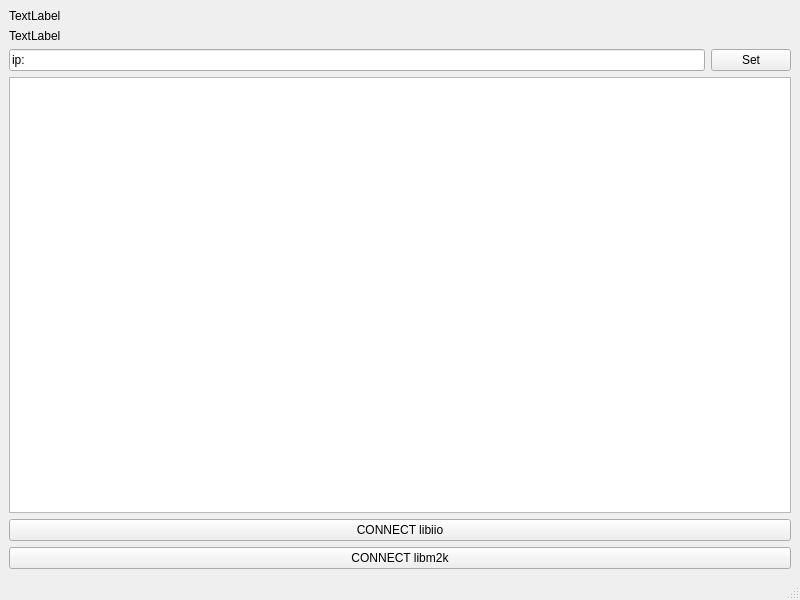
The window that qtTest/mainwindow.ui (analogdevicesinc/scopy-android-deps) describes before a commit, drawn with Qt 5.
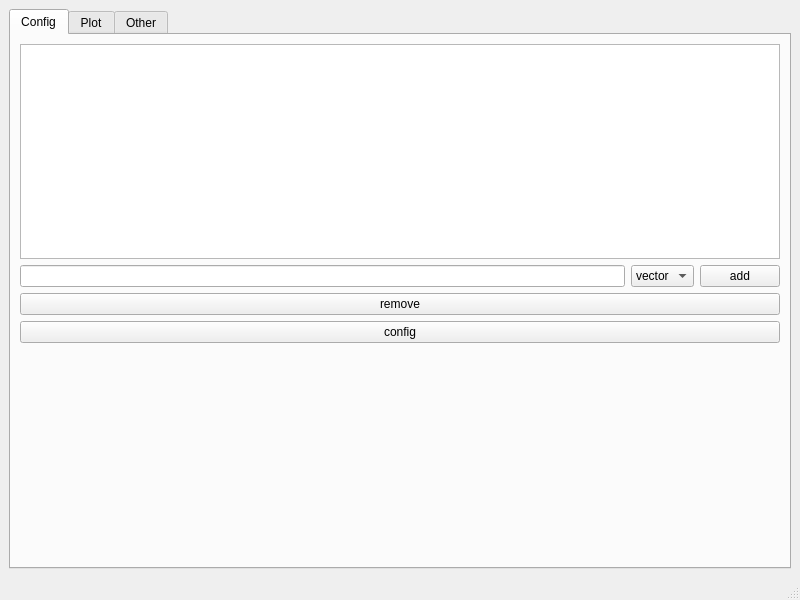
The same window after the commit. The open tabs and pages were chosen to show the change. Icons and pictures are not drawn.

Commit message: changed libm2k branch, added deploy to device script and test libsigrokdecode WIP

```diff
--- a/qtTest/mainwindow.ui
+++ b/qtTest/mainwindow.ui
@@ -13,18 +13,1005 @@
   <property name="windowTitle">
    <string>MainWindow</string>
   </property>
+  <property name="styleSheet">
+   <string notr="true">/* Default background color */
+QMainWindow &gt; .QWidget, adiscope--Sismograph &gt; QwtPlotCanvas, QMessageBox, QToolTip {
+	background-color: #272730;
+}
+
+/* Default settings for QWidget and its sub-classes */
+QWidget {
+	background-color: transparent;
+	color: #bebebe;
+	font-style: normal;
+	font-weight: normal;
+	font-size: 13px;
+}
+
+QToolTip {
+    padding: 6px;
+    border: 1px solid rgba(149, 152, 154, 150);
+    color: white;
+}
+
+QLabel {
+	color: rgba(255, 255, 255, 150);
+	font-size: 13px;
+	font-style: normal;
+	font-weight: normal;
+	text-align: left;
+}
+
+QLabel:disabled, QRadioButton:disabled {color: rgba(255, 255, 255, 80); }
+
+QLabel[invalid=true] { color: red; }
+
+QLabel[valid=true] { color: rgba(255, 255, 255, 150) }
+
+QTextBrowser { background-color: rgba(0, 0, 0, 150); }
+
+/* Apply a gradient to the MenuAnim widgets */
+adiscope--MenuAnim, adiscope--DMM #widget_2, .adiscope--PowerController #rightMenu {
+	background-color: qlineargradient(spread:pad, x1: 0, y1: 0, x2: 0, y2: 1, stop: 0 rgba(0, 0, 0, 40), stop: 0.15 transparent, stop: 0.85 transparent, stop: 1.0 rgba(0, 0, 0, 40));
+}
+
+/* Except for the tool launcher's MenuAnim */
+QMainWindow &gt; .QWidget &gt; .adiscope--MenuAnim { background-color: none; }
+
+QwtPlot, QwtPolarPlot, pv--view--Viewport, QWidget[plot_container=true]{
+	background-color: black;
+}
+
+/* QwtPlot should have a black background, except the sismographs */
+adiscope--Sismograph { background-color: transparent; }
+
+QwtPlotCanvas { background-color: #141416; }
+
+QwtPolarCanvas { background-color: none; }
+
+QwtScaleWidget { color: rgba(255, 255, 255, 180); }
+
+QwtThermo {
+	color: #999999;
+	font-size: 26px;
+}
+
+adiscope--BufferPreviewer {
+	border: 1px solid #7092be;
+	alternate-background-color: #4a64ff;
+	selection-background-color: #141416;
+	selection-color: #ff7200;
+	color: white;
+}
+
+QDial {
+  background-color: black;
+  color: #4963ff;
+}
+
+QTabWidget::tab-bar { left: 0; }
+
+QTabWidget::pane { border-top: 0px; }
+
+QTabBar::tab {
+	min-width: 100px;
+	min-height: 32px;
+	padding-bottom: 5px;
+	font: normal;
+}
+
+QTabBar::tab:selected {
+	color: white;
+	border-bottom: 2px solid #f36d0a;
+	margin-top: 0px;
+}
+
+QTabBar::tab:!selected {
+	border-bottom: 2px solid #373740;
+}
+
+QRadioButton {
+	color: white;
+	spacing: 12px;
+}
+
+QRadioButton::indicator {
+	width: 14px;
+	height: 14px;
+	border: 2px solid;
+	border-radius: 9px;
+	border-color: #4963FF;
+}
+
+QRadioButton::indicator:checked { background-color: #4963FF; }
+
+QRadioButton::indicator:disabled { border-color: #555555; }
+
+QRadioButton::indicator:checked:disabled { background-color: #555555; }
+
+QLineEdit {
+	color: white;
+	font-size: 16px;
+	border: 0px solid gray;
+	border-bottom: 1px solid rgba(255, 255, 255, 102);
+	padding: 2px;
+}
+
+QLineEdit[valid=true]{ color: white; }
+QLineEdit[invalid=true]{ color: red; }
+
+QComboBox {
+	height: 24px;
+	border: none;
+	font-size: 14px;
+
+	border-bottom: 1px solid rgba(255, 255, 255, 102);
+	padding-bottom: 4px;
+}
+
+QComboBox:disabled, QLineEdit:disabled { color: #555555; }
+
+QComboBox QAbstractItemView {
+	border: none;
+	background-color: #1b1b21;
+	text-align: left;
+	color: #bebebe;
+	outline: none;
+
+	border-bottom: 1px solid #bebebe;
+	border-top: 1px solid #bebebe;
+}
+
+/* This only works on Windows */
+QComboBox QAbstractItemView {
+	selection-background-color: #272730;
+}
+
+/* This does not work on Windows */
+QComboBox::item:selected {
+	font-weight: bold;
+	font-size: 18px;
+	border-bottom: 0px solid none;
+	background-color: #272730;
+}
+
+QComboBox::drop-down {
+	subcontrol-position: center right;
+	border-image: url(:/icons/sba_cmb_box_arrow.svg);
+	width: 10px;
+	height: 6px;
+	font-size: 16px;
+	text-align: left;
+}
+
+QComboBox::indicator {
+	background-color: transparent;
+	selection-background-color: transparent;
+	color: transparent;
+	selection-color: transparent;
+}
+
+QMessageBox QLabel {
+	height: 420px;
+	width: 680px;
+	color: rgba(255,255,255,240);
+	font-size: 14px;
+	font: bold;
+}
+
+QMessageBox QPushButton {
+	height: 20px;
+	width: 120px;
+	background-color: #4a64ff;
+	color: white;
+	font-size: 16px;
+	font: bold;
+	border-radius: 5px;
+	border-color: #4a64ff;
+	border-style: solid;
+	border-width: 1px;
+}
+
+QAbstractSpinBox {
+	height: 45px;
+	font-size: 16px;
+	font-weight: bold;
+	border-bottom: 1px solid rgba(255, 255, 255, 102);
+}
+
+QAbstractSpinBox::up-button, QAbstractSpinBox::down-button {
+	height: 20px;
+	width: 20px;
+}
+
+QAbstractSpinBox::up-button { border-image: url(:/icons/sba_up_btn.svg); }
+
+QAbstractSpinBox::up-button:hover { border-image: url(:/icons/sba_up_btn_hover.svg); }
+
+QAbstractSpinBox::up-button:pressed { border-image: url(:/icons/sba_up_btn_pressed.svg); }
+
+QAbstractSpinBox::down-button { border-image: url(:/icons/sba_dn_btn.svg); }
+
+QAbstractSpinBox::down-button:hover { border-image: url(:/icons/sba_dn_btn_hover.svg); }
+
+QAbstractSpinBox::down-button:pressed { border-image: url(:/icons/sba_dn_btn_pressed.svg); }
+
+QGroupBox {
+	border: 2px solid rgba(255, 255, 255, 40);
+	border-radius: 8px;
+	color: rgba(255, 255, 255, 40);
+	font-size: 16px;
+	font-weight: bold;
+	margin-top: 9px;
+	padding-top: 5px;
+}
+
+QGroupBox::title {
+	subcontrol-origin: margin;
+	subcontrol-position: top left; /* position at the top center */
+}
+
+QScrollBar:vertical {
+  background: #262628;
+  max-width: 8px;
+}
+
+QScrollBar::handle:vertical {
+  background: #404040;
+  border: 0;
+  border-radius: 3px;
+}
+QScrollBar::handle:vertical:hover {
+  background: #4a4a4b;
+  border: 0;
+  border-radius: 3px;
+}
+
+QScrollBar::add-page:vertical, QScrollBar::sub-page:vertical { background: none; }
+
+QScrollBar::add-line:vertical, QScrollBar::sub-line:vertical {
+  border: none;
+  background: none;
+}
+
+QScrollBar:horizontal {
+  background: #262628;
+  max-height: 6px;
+  border-radius: 3px;
+}
+
+QScrollBar::handle:horizontal {
+  background: #404040;
+  border: 0;
+  border-radius: 3px;
+}
+
+QScrollBar::handle:horizontal:hover {
+  background: #4a4a4b;
+  border: 0;
+  border-radius: 3px;
+}
+
+QScrollBar::add-page:horizontal, QScrollBar::sub-page:horizontal { background: none; }
+
+QScrollBar::add-line:horizontal, QScrollBar::sub-line:horizontal {
+	border: none;
+	background: none;
+}
+
+QDialog { background-color: #1b1b21; }
+
+ScopyAboutDialog QPushButton{
+	background-color: #4a64ff;
+	color: #ffffff;
+}
+
+QTextBrowser#aboutTextBrowser{
+	background-color: transparent;
+	link-color: yellow;
+	selection-color: yellow;
+	color: white;
+}
+
+/* Label, line and arrow button dividers between sections */
+
+QLabel[subsection_label=true]{
+	font-size: 12px;
+	color: rgba(255, 255, 255, 70);
+}
+
+QFrame[subsection_line=true]{ border: 1px solid rgba(255, 255, 255, 70); }
+
+QPushButton[subsection_arrow_button=true]{
+	max-height: 6px;
+	max-width: 10px;
+	border-image: url(:/icons/sba_cmb_box_arrow.svg);
+}
+
+QPushButton[subsection_arrow_button=true]:checked{
+	max-height: 10px;
+	max-width:  6px;
+	border-image: url(:/icons/sba_cmb_box_arrow_right.svg);
+}
+
+
+/* Label associated with settings menu, right above a blue line divider */
+
+QLabel[general_settings_label=true]{
+	color: white;
+	font-size: 14px;
+	font-weight: normal;
+}
+
+/* Blue line divider */
+
+QFrame[blue_line=true]{ border: 2px solid #4A64FF; }
+
+
+/* General style for blue buttons */
+
+QPushButton[blue_button=true]{
+	background-color: #4a64ff;
+	color: #ffffff;
+	border-radius: 4px;
+	font-size: 14px;
+}
+
+QPushButton[blue_button=true]:pressed{ background-color: #2a44df; }
+
+QPushButton[blue_button=true]:hover{ background-color: #4a34ff; }
+
+QPushButton[blue_button=true]:disabled { background-color: grey; }
+
+/* Info button for each tool */
+
+QPushButton[info_button=true]{
+	 min-height: 40px;
+	 max-height: 40px;
+	 min-width: 40px;
+	 max-width: 40px;
+	 background-color: transparent;
+	 border-radius: 4px;
+}
+
+QPushButton[info_button=true]:hover { background-color: rgba(0, 0, 0, 60); }
+
+
+/* Menu title label */
+
+QLabel[menu_title_label=true]{
+	color: white;
+	font-weight: normal;
+	font-size: 14px;
+}
+
+
+/* Style for all SpinBoxes */
+
+QSpinBox{
+	color: white;
+	border: 0px;
+	border-bottom: 1px solid rgba(255, 255, 255, 100);
+}
+
+
+QCheckBox {
+  spacing: 8px;
+  background-color: transparent;
+  font-size: 14px;
+  font-weight: bold;
+  color: rgba(255, 255, 255, 153);
+}
+
+QCheckBox::indicator {
+  width: 14px;
+  height: 14px;
+  border: 2px solid rgb(74,100,255);
+  border-radius: 4px;
+}
+
+QCheckBox::indicator:unchecked { background-color: transparent; }
+QCheckBox::indicator:checked { background-color: rgb(74,100,255); }
+
+
+QSlider::groove {
+	border: 1px solid #444444;
+	height: 2px; /* the groove expands to the size of the slider by default. by giving it a height, it has a fixed size */
+	background: #999999;
+	margin: 2px 0;
+	border-radius: 2px;
+}
+
+QSlider::handle {
+	background: rgb(73, 99, 255);
+	border: 0px solid;
+	width: 18px;
+	margin: -8px 0; /* handle is placed by default on the contents rect of the groove. Expand outside the groove */
+	border-radius: 8px;
+}
+
+QSlider::handle:disabled { background: #444444; }
+
+QSlider::sub-page:horizontal { background: #4A64FF; }
+
+
+/* Style for settings and general settings buttons from all menus */
+
+QPushButton[menu_icon_button=true] {
+	 min-height: 40px;
+	 max-height: 40px;
+	 min-width: 60px;
+	 max-width: 60px;
+	 padding-top:5px
+}
+
+QPushButton[menu_icon_button=true]:checked { border-top: 1px solid rgba(255,255,255,150); }
+
+QPushButton[menu_icon_button=true]:!checked { border-top: 1px solid rgba(255,255,255,0); }
+
+QPushButton[menu_icon_button=true]:!checked:hover { border-top: 1px solid rgba(255,255,255,0); }
+
+QPushButton[menu_icon_button=true]:checked:hover { border-top: 1px solid rgba(255,255,255,200); }
+
+
+/* Style for all Tool launcher buttons, such as Home, Menu, Preferences, Load, Save, Notes, etc. */
+
+QPushButton[tool_launcher_custom_widget=true] {
+	text-align:left;
+	border: none;
+	background-color: none;
+}
+
+.QWidget[tool_launcher_custom_widget=true]:hover {
+	background-color: rgba(0, 0, 0, 60);
+	border: 1px solid rgba(0, 0, 0, 30);
+	border-radius:5px;
+}
+
+QWidget[tool_launcher_custom_widget=true][selected=true] {
+	background-color: rgba(0, 0, 0, 60);
+	border: 1px solid rgba(0, 0, 0, 30);
+	border-radius:5px;
+}
+
+
+/* Style for icon-buttons such as Device, Home, Plus, etc. */
+
+QWidget[menu_button=true][selected=true] {
+	opacity: 0.6;
+	border-radius: 4px;
+	background-color: #141416;
+}
+
+QWidget[menu_button=true][selected=false] { background-color: transparent; }
+
+
+/* Styles for DigitalIO widgets */
+
+QWidget#page {
+	border-radius: 12px;
+	background-color: rgba(0, 0, 0, 80);
+}
+
+QWidget#stackedWidgetPage1 {
+	border-radius: 12px;
+	background-color: #141416;
+}
+
+
+/* Background color for info page */
+
+.adiscope--StackedHomepage#stackedWidget{ background-color: black; }
+
+
+/* Style for all line separators */
+
+QFrame[line_separator=true]{ background-color: rgba(255, 255, 255, 16); }
+
+
+/* Background color for Voltmeter and Power Supply */
+
+.adiscope--PowerController #leftPanel, .adiscope--DMM #leftPanel{
+	background-color: rgba(0, 0, 0, 40);
+}
+
+
+/* Gradient background for all instruments */
+
+.adiscope--Oscilloscope #mainWidget, .adiscope--SpectrumAnalyzer #mainWidget,
+.adiscope--NetworkAnalyzer #mainWidget, .adiscope--SignalGenerator #mainWidget,
+.adiscope--logic--LogicAnalyzer #mainWidget, .adiscope--logic--PatternGenerator #mainWidget,
+.adiscope--DigitalIO #widget, .adiscope--DMM #hLayout_top_btn_area_voltmeter, .adiscope--PowerController #hWidget_top_area {
+	background-color: qlineargradient(spread:pad, x1: 0, y1: 0, x2: 1, y2: 0, stop: 0 rgba(0, 0, 0, 40), stop: 0.1 transparent, stop: 1.0 transparent);
+}
+
+/* Remove inherited gradient from the export setting of the Oscilloscope */
+
+.adiscope--ExportSettings #mainWidget, .adiscope--ImportSettings #mainWidget {
+	background-color: none;
+}
+
+adiscope--CursorReadouts {
+  background-color: black;
+}
+
+QWidget[scopy_logo=true]{
+	background-image: url(:/menu/scopy_title.png);
+	background-repeat: no-repeat;
+	background-position: left center;
+}
+
+QPushButton[menu_icon=true]{
+	background-image: url(:/menu/menu_button.png);
+	background-repeat: no-repeat;
+	background-position: left center;
+}
+
+QWidget[adi_logo=true]{
+	background-image: url(:/menu/adi.png);
+	background-repeat: no-repeat;
+	background-position: left center;
+	min-width: 104px;
+	min-height: 30px;
+}
+
+QPushButton[save_logo=true]{
+	background-image: url(:/icons/ic save.svg);
+	background-repeat: no-repeat;
+}
+
+QPushButton[load_logo=true]{
+	background-image: url(:/icons/ic load.svg);
+	background-repeat: no-repeat;
+	background-position: left center;
+}
+
+QPushButton[preferences_icon=true]{
+	background-image: url(:/menu/debugger.png);
+	background-repeat: no-repeat;
+	background-position: left center;
+	qproperty-text: &quot;Preferences&quot;;
+	text-align: center;
+}
+
+QPushButton[general_settings_icon=true]:checked {
+  image: url(:/icons/gear_wheel_pressed.svg);
+}
+
+QPushButton[general_settings_icon=true]:!checked {
+  image: url(:/icons/gear_wheel.svg);
+}
+
+
+QPushButton[general_settings_icon=true]:!checked:hover {
+  image: url(:/icons/gear_wheel_hover.svg);
+}
+
+QPushButton[general_settings_icon=true]:checked:hover {
+  image: url(:/icons/gear_wheel_pressed.svg);
+}
+
+QPushButton[settings_icon=true]:checked {
+  image: url(:/icons/setup3_checked_hover.svg);
+}
+
+QPushButton[settings_icon=true]:!checked {
+  image: url(:/icons/setup3_unchecked.svg);
+}
+
+QPushButton[settings_icon=true]:!checked:hover {
+  image: url(:/icons/setup3_unchecked_hover.svg);
+}
+
+QPushButton[settings_icon=true]:checked:hover {
+  image: url(:/icons/setup3_checked_hover.svg);
+}
+
+QHeaderView::section {
+  background-color: transparent;
+}
+
+QHeaderView::section:checked {
+  background-color: transparent;
+}
+
+/*************************************************************/
+
+
+
+/************************** Channel widget **************************/
+
+adiscope--ChannelWidget QWidget {
+  color: rgba(255, 255, 255, 153);
+
+  border-width: 0px;
+  border-radius: 6px;
+}
+
+/* Widget containing box, name, btn */
+
+adiscope--ChannelWidget QWidget#widget {
+  background-color: transparent;
+  border-radius: 4px;
+}
+adiscope--ChannelWidget QWidget#widget[selected=true] {
+  background-color: rbga(20, 20, 22, 153);
+}
+
+/* Round check box */
+adiscope--ChannelWidget QCheckBox#box{
+  spacing: 0px;
+  background-color: none;
+  font-size: 14px;
+  font-weight: bold;
+}
+adiscope--ChannelWidget QCheckBox#box::indicator {
+  width: 14px;
+  height: 14px;
+  border: 2px solid #000000; /* Will be overwritted in the ChannelWidget constructor */
+  border-radius: 9px;
+}
+adiscope--ChannelWidget QCheckBox#box::indicator:unchecked {
+  background-color: transparent;
+}
+adiscope--ChannelWidget QCheckBox#box::indicator:checked {
+  background-color: #000000; /* Will be overwritted in the ChannelWidget constructor */
+}
+
+/* Name */
+adiscope--ChannelWidget QPushButton#name {
+  font-size: 14px;
+  font-weight: bold;
+  background-color: none;
+}
+
+/* Delete Button */
+adiscope--ChannelWidget QPushButton#delBtn {
+  width: 24px;
+  height: 24px;
+  background-color: transparent;
+  background-position: center center;
+  background-repeat: no-repeat;
+  background-image: url(:/icons/redX.svg);
+}
+adiscope--ChannelWidget QPushButton#delBtn::hover {
+   background-image: url(:/icons/redX.svg);
+}
+
+/* Menu button */
+adiscope--ChannelWidget QPushButton#btn {
+  width: 40px;
+  height: 20px;
+  background-color: transparent;
+}
+adiscope--ChannelWidget QPushButton#btn:pressed {
+  border-image: url(:/icons/setup_btn_checked.svg)
+}
+adiscope--ChannelWidget QPushButton#btn:!pressed {
+  border-image: url(:/icons/setup_btn_unchecked.svg)
+}
+adiscope--ChannelWidget QPushButton#btn:hover:!pressed:!checked {
+  border-image: url(:/icons/setup_btn_hover.svg)
+}
+adiscope--ChannelWidget QPushButton#btn:checked {
+  border-image: url(:/icons/setup_btn_checked.svg)
+}
+
+/* Underline */
+adiscope--ChannelWidget QFrame#line {
+  border: 2px solid transparent;
+}
+adiscope--ChannelWidget QFrame#line[selected=true] {
+  border: 2px solid #000000; /* Will be overwritted in the ChannelWidget constructor */
+}
+
+/*************************************************************/
+
+
+
+/******************** Dropdown switch list ************************/
+
+adiscope--DropdownSwitchList {
+  height: 30px;
+  border: 0px;
+  font-size: 18px;
+  border-radius: 4px;
+  padding-left: 20px;
+}
+
+adiscope--DropdownSwitchList:editable{
+  background-color: #141416;
+  color: white;
+}
+
+adiscope--DropdownSwitchList::drop-down {
+  subcontrol-position: center right;
+  width: 10px;
+  height: 6px;
+  border-image: url(:/icons/sba_cmb_box_arrow.svg);
+  margin-right: 20px;
+}
+
+adiscope--DropdownSwitchList QAbstractItemView {
+  border: 0px;
+  background-color: #141416;
+  font-size: 18px;
+  outline: 0px;
+
+  /* Add left space. Color should match background-color*/
+  border-left: 0px solid #141416; /* setting to 0 for now */
+}
+
+adiscope--DropdownSwitchList QAbstractItemView::item {
+  color: #ffffff;
+  height: 60px;
+}
+
+adiscope--DropdownSwitchList QAbstractItemView::item:hover {
+  background-color: #141416;
+  font-weight: bold;
+  border-bottom: 0px solid none;
+}
+
+adiscope--DropdownSwitchList QHeaderView {
+  /* Cancel the effect of the QAbstractItemView border-left property. It's
+  necessary because the border (or padding) of the QAbstractItemView applies to
+  this element as well. */
+  padding-left: -0px;
+}
+
+adiscope--DropdownSwitchList QHeaderView:section {
+  color: rgba(255, 255, 255, 153);
+  background-color: #141416;
+  border: 0px;
+  font: 14px;
+}
+
+adiscope--DropdownSwitchList QCheckBox {
+	background-color: #141416;
+}
+
+adiscope--DropdownSwitchList QCheckBox::indicator {
+  width: 16px;
+  height: 16px;
+  subcontrol-position: center;
+}
+
+/*************************************************************/
+
+
+
+/************************* SpinBoxes *************************/
+
+adiscope--SpinBoxA QPushButton#SBA_UpButton {
+  width: 30px;
+  height: 30px;
+  border-image: url(:/icons/sba_up_btn.svg);
+  border: 0px;
+}
+
+adiscope--SpinBoxA QPushButton#SBA_UpButton:pressed {
+  border-image: url(:/icons/sba_up_btn_pressed.svg);
+}
+adiscope--SpinBoxA QPushButton#SBA_UpButton:hover:!pressed {
+  border-image: url(:/icons/sba_up_btn_hover.svg);
+}
+
+adiscope--SpinBoxA QPushButton#SBA_DownButton {
+  width: 30px;
+  height: 30px;
+  border-image: url(:/icons/sba_dn_btn.svg);
+  border: 0px;
+}
+adiscope--SpinBoxA QPushButton#SBA_DownButton:pressed {
+  border-image: url(:/icons/sba_dn_btn_pressed.svg);
+}
+adiscope--SpinBoxA QPushButton#SBA_DownButton:hover:!pressed {
+  border-image: url(:/icons/sba_dn_btn_hover.svg);
+}
+
+adiscope--SpinBoxA QLabel#SBA_Label {
+  color: rgba(255, 255, 255, 102);
+  font-size: 14px;
+}
+
+adiscope--SpinBoxA QLineEdit#SBA_LineEdit {
+  height: 20px;
+  width: 75px;
+  font-size: 18px;
+  border: 0px;
+  bottom: 10px;
+}
+
+adiscope--SpinBoxA QFrame#SBA_Line {
+  color: #4a64ff;
+}
+
+adiscope--SpinBoxA QFrame#SBA_Line:disabled {
+  color: #555555;
+}
+
+adiscope--SpinBoxA QComboBox#SBA_Combobox {
+  height: 20px;
+  font-size: 12px;
+  font-weight: normal;
+  border-bottom: 0px;
+  padding-bottom: 0px;
+}
+
+adiscope--SpinBoxA QComboBox#SBA_Combobox::drop-down {
+  subcontrol-position: center right;
+  width: 10px;
+  height: 6px;
+  border-image: url(:/icons/sba_cmb_box_arrow.svg);
+}
+
+adiscope--SpinBoxA QComboBox#SBA_Combobox::drop-down:disabled {
+  subcontrol-position: center right;
+  width: 0px;
+  height: 0px;
+  border-image: url(:/icons/sba_cmb_box_arrow.svg);
+}
+
+adiscope--SpinBoxA QDial#SBA_CompletionCircle {
+  background-color: black;
+  color: #4963ff;
+}
+/*************************************************************/
+
+
+/******************** Stop buttons *************************/
+
+QPushButton[stopButton=true] {
+    background-repeat: no-repeat;
+    background-position: center center;
+}
+
+QPushButton[stopButton=true]:enabled {
+    background-image: url(:/icons/ico-stop.svg);
+}
+
+QPushButton[stopButton=true][disabled=true][enabled=false] {
+    background-image: url(:/icons/ico-stop.svg);
+}
+
+QPushButton[stopButton=true]:checked {
+    background-image: url(:/icons/ico-play-green.svg);
+}
+
+/*************************************************************/
+
+/******************** User Notes *************************/
+
+QPushButton[userNote=true] {
+        background-image: url(:/icons/ic_note_unchecked.svg);
+}
+
+QPushButton[userNote=true]:checked {
+        background-image: url(:/icons/ic_note_checked.svg);
+}
+
+/*************************************************************/</string>
+  </property>
   <widget class="QWidget" name="centralwidget">
    <layout class="QHBoxLayout" name="horizontalLayout_2">
     <item>
-     <layout class="QVBoxLayout" name="verticalLayout_2">
-      <property name="leftMargin">
-       <number>0</number>
+     <widget class="QTabWidget" name="tabWidget">
+      <property name="currentIndex">
+       <number>2</number>
       </property>
-      <item>
+      <widget class="QWidget" name="tab_2">
+       <attribute name="title">
+        <string>Config</string>
+       </attribute>
+       <layout class="QHBoxLayout" name="horizontalLayout_3">
+        <item>
+         <layout class="QVBoxLayout" name="verticalLayout_3">
+          <item>
+           <widget class="QListWidget" name="sinkList">
+            <property name="sizePolicy">
+             <sizepolicy hsizetype="Preferred" vsizetype="Expanding">
+              <horstretch>0</horstretch>
+              <verstretch>0</verstretch>
+             </sizepolicy>
+            </property>
+           </widget>
+          </item>
+          <item>
+           <layout class="QHBoxLayout" name="horizontalLayout_5">
+            <property name="topMargin">
+             <number>0</number>
+            </property>
+            <item>
+             <widget class="QLineEdit" name="nameEdit"/>
+            </item>
+            <item>
+             <widget class="QComboBox" name="sinkCmb">
+              <property name="sizePolicy">
+               <sizepolicy hsizetype="Preferred" vsizetype="Fixed">
+                <horstretch>0</horstretch>
+                <verstretch>0</verstretch>
+               </sizepolicy>
+              </property>
+              <item>
+               <property name="text">
+                <string>vector</string>
+               </property>
+              </item>
+              <item>
+               <property name="text">
+                <string>wav</string>
+               </property>
+              </item>
+              <item>
+               <property name="text">
+                <string>iio</string>
+               </property>
+              </item>
+             </widget>
+            </item>
+            <item>
+             <widget class="QPushButton" name="addBtn">
+              <property name="sizePolicy">
+               <sizepolicy hsizetype="Preferred" vsizetype="Fixed">
+                <horstretch>0</horstretch>
+                <verstretch>0</verstretch>
+               </sizepolicy>
+              </property>
+              <property name="text">
+               <string>add</string>
+              </property>
+             </widget>
+            </item>
+           </layout>
+          </item>
+          <item>
+           <widget class="QPushButton" name="removeBtn">
+            <property name="text">
+             <string>remove</string>
+            </property>
+           </widget>
+          </item>
+          <item>
+           <widget class="QPushButton" name="configBtn">
+            <property name="text">
+             <string>config</string>
+            </property>
+           </widget>
+          </item>
+          <item>
+           <spacer name="verticalSpacer">
+            <property name="orientation">
+             <enum>Qt::Vertical</enum>
+            </property>
+            <property name="sizeHint" stdset="0">
+             <size>
+              <width>20</width>
+              <height>40</height>
+             </size>
+            </property>
+           </spacer>
+          </item>
+         </layout>
+        </item>
+       </layout>
+      </widget>
+      <widget class="QWidget" name="plotInstrument">
+       <property name="sizePolicy">
+        <sizepolicy hsizetype="Expanding" vsizetype="Expanding">
+         <horstretch>0</horstretch>
+         <verstretch>0</verstretch>
+        </sizepolicy>
+       </property>
+       <attribute name="title">
+        <string>Plot</string>
+       </attribute>
+      </widget>
+      <widget class="QWidget" name="tab">
+       <attribute name="title">
+        <string>Other</string>
+       </attribute>
        <layout class="QVBoxLayout" name="verticalLayout">
-        <property name="leftMargin">
-         <number>0</number>
-        </property>
         <item>
          <widget class="QLabel" name="label">
           <property name="text">
@@ -81,8 +1068,8 @@
          </widget>
         </item>
        </layout>
-      </item>
-     </layout>
+      </widget>
+     </widget>
     </item>
    </layout>
   </widget>
```
Left out of the diff: 21 changed lines with no effect on the pictures. The commit also changes 399 other files.
